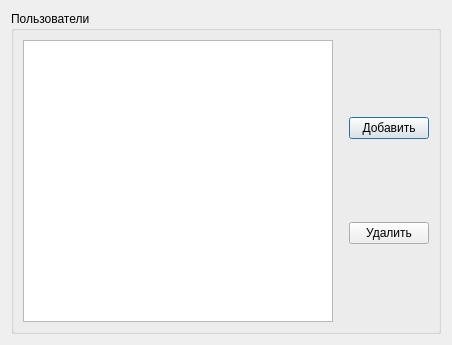
Before: the Qt Designer form ui/adminwindow.ui in 7enSmile/clientVKR, drawn with Qt 5.
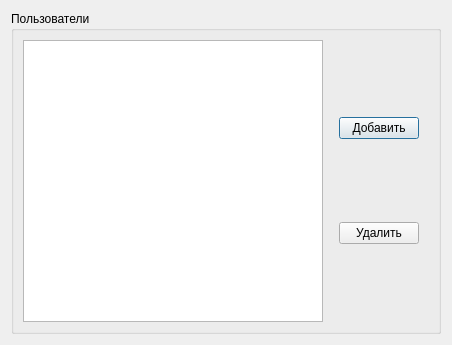
After: the same form once the commit is applied.

What changed in the file:
```diff
--- a/ui/adminwindow.ui
+++ b/ui/adminwindow.ui
@@ -73,6 +73,22 @@
           </item>
          </layout>
         </item>
+        <item>
+         <spacer name="horizontalSpacer_2">
+          <property name="orientation">
+           <enum>Qt::Horizontal</enum>
+          </property>
+          <property name="sizeType">
+           <enum>QSizePolicy::Fixed</enum>
+          </property>
+          <property name="sizeHint" stdset="0">
+           <size>
+            <width>10</width>
+            <height>20</height>
+           </size>
+          </property>
+         </spacer>
+        </item>
        </layout>
       </item>
      </layout>
```
